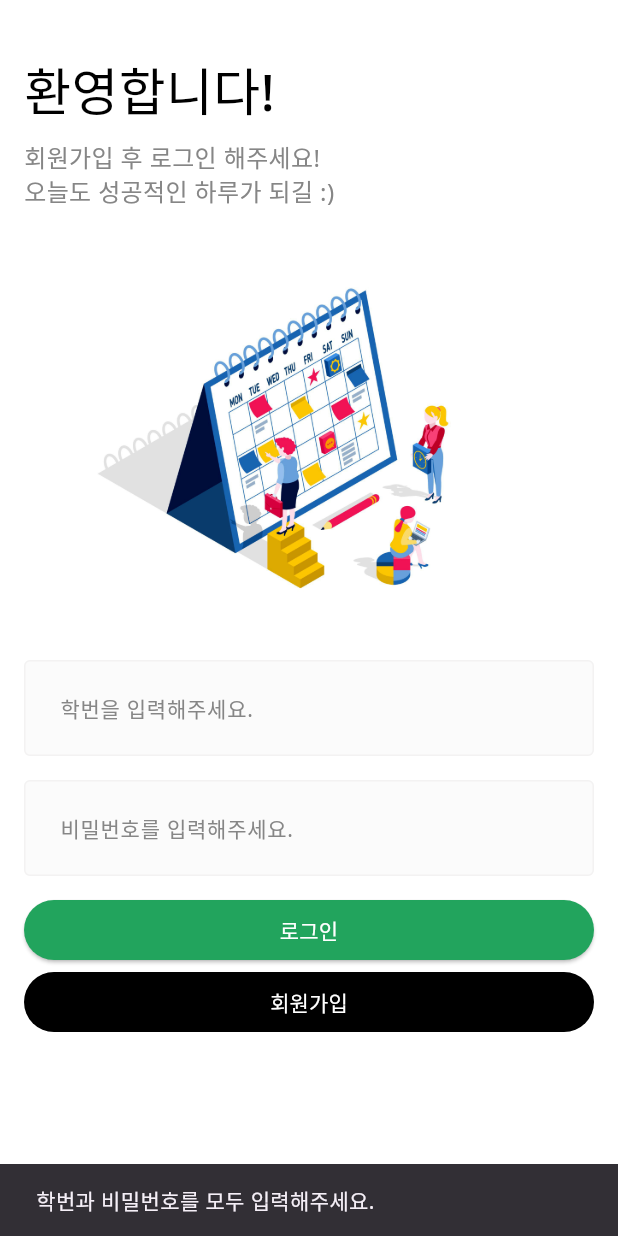
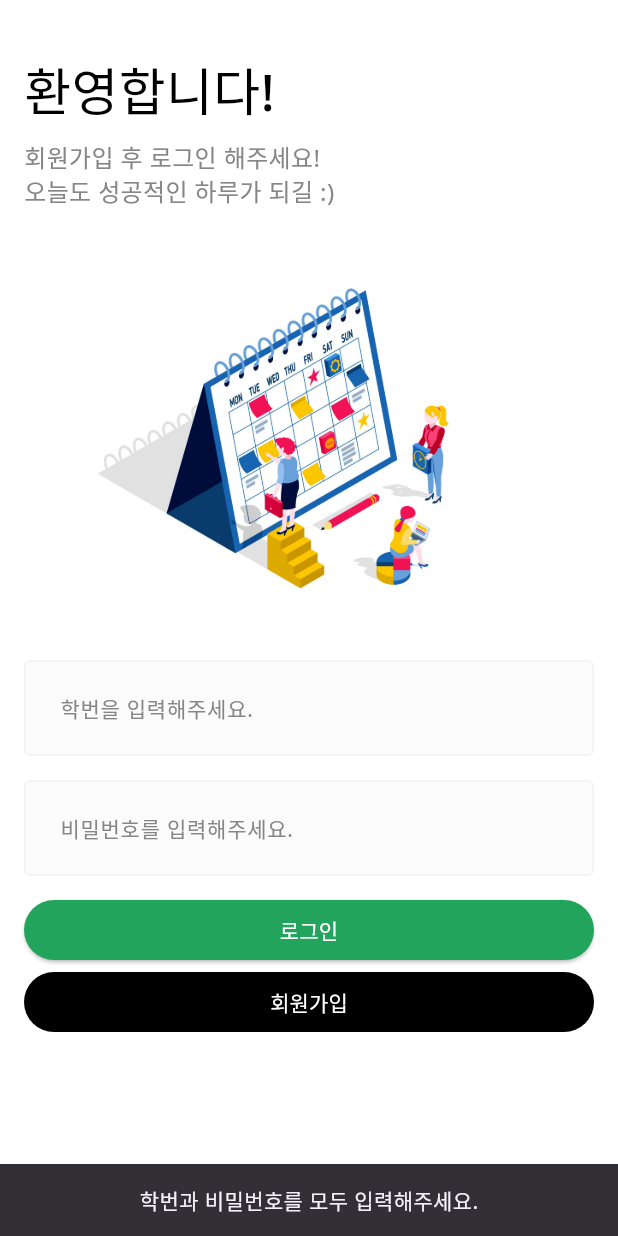
Before and after one commit to kimjuho913-master/ourclasscalendar, a Flutter app: the screen it shows after launch, after a tap on "로그인", on a phone screen of 412 x 824 dp. Run offline on Flutter 3.47's test engine with Material 3 defaults, Android fonts, the phone set to English and light mode, and no system bars; our stand-ins replace cloud_firestore, firebase_auth, firebase_core; accounts and stored records are empty.

Commit message:
나루토가 짱임

```diff
--- a/lib/component/default_layout.dart
+++ b/lib/component/default_layout.dart
@@ -6,7 +6,7 @@ class DefaultLayout extends StatelessWidget {
   final String? title;
   final Widget? bottomNavigationBar;
   final Widget? floatingActionButton;
-  final bool? resizeToAvoidBottomInset; // 👈 [추가]
+  final bool? resizeToAvoidBottomInset;
   final bool showBackButton;
 
   const DefaultLayout({
@@ -15,23 +15,60 @@ class DefaultLayout extends StatelessWidget {
     this.title,
     this.bottomNavigationBar,
     this.floatingActionButton,
-    this.resizeToAvoidBottomInset, // 👈 [추가]
+    this.resizeToAvoidBottomInset,
     this.showBackButton = true,
     Key? key,
   }) : super(key: key);
 
   @override
   Widget build(BuildContext context) {
+    // LayoutBuilder를 사용해 현재 레이아웃의 크기를 가져옵니다.
+    return LayoutBuilder(
+      builder: (context, constraints) {
+        // 모바일과 데스크톱을 나누는 기준점입니다.
+        const double mobileBreakpoint = 600.0;
+
+        // 현재 화면의 가로 너비가 기준보다 큰 경우 (데스크톱/태블릿)
+        if (constraints.maxWidth > mobileBreakpoint) {
+          // 데스크톱용 레이아웃
+          return Scaffold(
+            backgroundColor: Colors.grey[850], // 바깥 배경색
+            // ★ 데스크톱에서는 키보드가 올라와도 화면이 줄어들지 않도록 설정
+            resizeToAvoidBottomInset: false,
+            body: Center(
+              // ★ 데스크톱에서는 화면 비율을 고정
+              child: AspectRatio(
+                aspectRatio: 9 / 20,
+                // 앱의 실제 내용을 담는 내부 Scaffold
+                child: Scaffold(
+                  backgroundColor: backgroundColor ?? Colors.white,
+                  appBar: renderAppBar(),
+                  body: child,
+                  bottomNavigationBar: bottomNavigationBar,
+                  floatingActionButton: floatingActionButton,
+                ),
+              ),
+            ),
+          );
+        }
+        // 현재 화면의 가로 너비가 기준보다 작은 경우 (모바일)
+        else {
+          // 기존 모바일용 레이아웃
           return Scaffold(
             backgroundColor: backgroundColor ?? Colors.white,
             appBar: renderAppBar(),
             body: child,
             bottomNavigationBar: bottomNavigationBar,
             floatingActionButton: floatingActionButton,
-      resizeToAvoidBottomInset: resizeToAvoidBottomInset, // 👈 [추가]
+            // ★ 모바일에서는 전달된 값을 사용하되, 값이 없으면 기본값(true)으로 설정
+            resizeToAvoidBottomInset: resizeToAvoidBottomInset ?? true,
+          );
+        }
+      },
     );
   }
 
+  // AppBar를 만드는 부분은 기존과 동일합니다.
   AppBar? renderAppBar() {
     if (title == null) {
       return null;
--- a/lib/component/schedule_bottom_sheet.dart
+++ b/lib/component/schedule_bottom_sheet.dart
@@ -137,7 +137,7 @@ class _ScheduleBottomSheetState extends State<ScheduleBottomSheet> {
     final user = FirebaseAuth.instance.currentUser;
     if (user == null) {
       ScaffoldMessenger.of(context).showSnackBar(
-        SnackBar(content: Text('사용자 정보가 없어 저장할 수 없습니다. 다시 로그인해주세요.')),
+        SnackBar(content: Center(child: Text('사용자 정보가 없어 저장할 수 없습니다. 다시 로그인해주세요.'))),
       );
       return;
     }
--- a/lib/screen/login_screen.dart
+++ b/lib/screen/login_screen.dart
@@ -59,7 +59,7 @@ class _LoginScreenState extends State<LoginScreen> {
                     if (userId.isEmpty || password.isEmpty) {
                       ScaffoldMessenger.of(context).showSnackBar(
                         const SnackBar(
-                            content: Text('학번과 비밀번호를 모두 입력해주세요.')),
+                            content: Center(child: Text('학번과 비밀번호를 모두 입력해주세요.'))),
                       );
                       return;
                     }
```
Also changed, not shown: 7 other files. Lines whose indentation alone changed are shown as unchanged.
